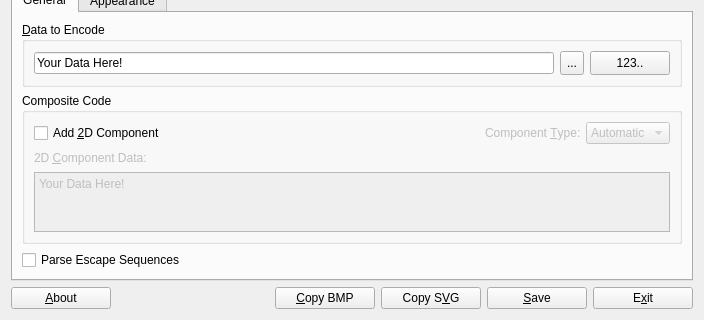
This is frontend_qt/mainWindow.ui in zint/zint as Qt 5 draws it before an edit; both pictures show x 0 to 704 and y 423 to 743 of the 704 by 743 pixel window. The edited form follows.
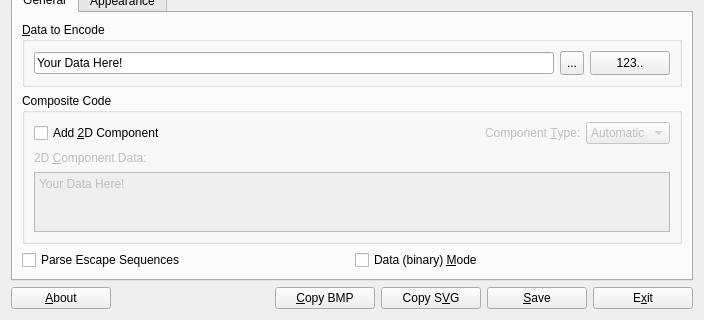
This is the edited form. The open tabs and pages were chosen to show the change. Icons and pictures are not drawn.

What changed in the file:
```diff
--- a/frontend_qt/mainWindow.ui
+++ b/frontend_qt/mainWindow.ui
@@ -322,6 +322,8 @@
             </widget>
            </item>
            <item>
+            <layout class="QHBoxLayout" name="escDataLayout">
+             <item>
             <widget class="QCheckBox" name="chkEscape">
              <property name="text">
               <string>Parse Escape Sequences</string>
@@ -330,6 +332,18 @@
               <bool>false</bool>
              </property>
             </widget>
+             </item>
+             <item>
+              <widget class="QCheckBox" name="chkData">
+               <property name="text">
+                <string>Data (binary) &amp;Mode</string>
+               </property>
+               <property name="checked">
+                <bool>false</bool>
+               </property>
+              </widget>
+             </item>
+            </layout>
            </item>
           </layout>
          </widget>
```
Lines whose indentation alone changed are shown as unchanged.
